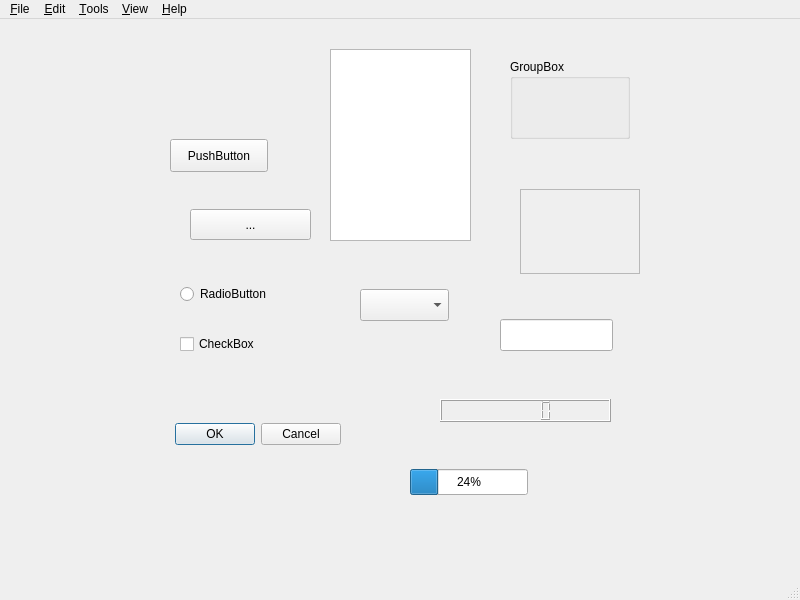
The window that src/mainwindow.ui (hex55/Dot_matrix_font) describes before a commit, drawn with Qt 5.
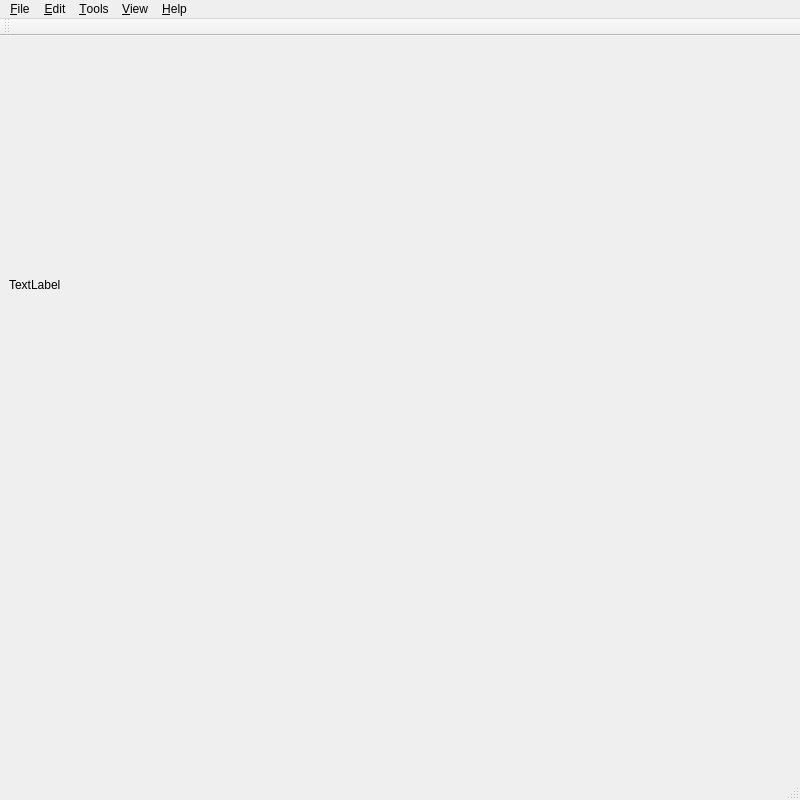
The same window after the commit. Icons and pictures are not drawn.

Patch:
```diff
--- a/src/mainwindow.ui
+++ b/src/mainwindow.ui
@@ -7,167 +7,66 @@
     <x>0</x>
     <y>0</y>
     <width>800</width>
-    <height>600</height>
+    <height>800</height>
    </rect>
   </property>
+  <property name="minimumSize">
+   <size>
+    <width>800</width>
+    <height>800</height>
+   </size>
+  </property>
   <property name="windowTitle">
    <string>MainWindow</string>
   </property>
   <widget class="QWidget" name="centralwidget">
-   <widget class="QPushButton" name="pushButton">
-    <property name="geometry">
-     <rect>
-      <x>170</x>
-      <y>120</y>
-      <width>98</width>
-      <height>33</height>
-     </rect>
-    </property>
-    <property name="text">
-     <string>PushButton</string>
-    </property>
-   </widget>
-   <widget class="QToolButton" name="toolButton">
-    <property name="geometry">
-     <rect>
-      <x>190</x>
-      <y>190</y>
-      <width>121</width>
-      <height>31</height>
-     </rect>
-    </property>
-    <property name="text">
-     <string>...</string>
-    </property>
-   </widget>
-   <widget class="QRadioButton" name="radioButton">
-    <property name="geometry">
-     <rect>
-      <x>180</x>
-      <y>260</y>
-      <width>124</width>
-      <height>30</height>
-     </rect>
-    </property>
-    <property name="text">
-     <string>RadioButton</string>
-    </property>
-   </widget>
-   <widget class="QCheckBox" name="checkBox">
-    <property name="geometry">
-     <rect>
-      <x>180</x>
-      <y>310</y>
-      <width>103</width>
-      <height>30</height>
-     </rect>
-    </property>
-    <property name="text">
-     <string>CheckBox</string>
-    </property>
-   </widget>
-   <widget class="QDialogButtonBox" name="buttonBox">
-    <property name="geometry">
-     <rect>
-      <x>170</x>
-      <y>400</y>
-      <width>171</width>
-      <height>31</height>
-     </rect>
-    </property>
-    <property name="standardButtons">
-     <set>QDialogButtonBox::Cancel|QDialogButtonBox::Ok</set>
-    </property>
-   </widget>
-   <widget class="QListView" name="listView">
-    <property name="geometry">
-     <rect>
-      <x>330</x>
-      <y>30</y>
-      <width>141</width>
-      <height>192</height>
-     </rect>
-    </property>
-   </widget>
-   <widget class="QComboBox" name="comboBox">
-    <property name="geometry">
-     <rect>
-      <x>360</x>
-      <y>270</y>
-      <width>89</width>
-      <height>32</height>
-     </rect>
-    </property>
-   </widget>
-   <widget class="QGroupBox" name="groupBox">
-    <property name="geometry">
-     <rect>
-      <x>510</x>
-      <y>40</y>
-      <width>120</width>
-      <height>80</height>
-     </rect>
-    </property>
-    <property name="title">
-     <string>GroupBox</string>
-    </property>
-   </widget>
-   <widget class="QScrollArea" name="scrollArea">
-    <property name="geometry">
-     <rect>
-      <x>520</x>
-      <y>170</y>
-      <width>120</width>
-      <height>85</height>
-     </rect>
-    </property>
-    <property name="widgetResizable">
-     <bool>true</bool>
-    </property>
-    <widget class="QWidget" name="scrollAreaWidgetContents">
-     <property name="geometry">
-      <rect>
-       <x>0</x>
-       <y>0</y>
-       <width>118</width>
-       <height>83</height>
-      </rect>
-     </property>
-    </widget>
-   </widget>
-   <widget class="QLineEdit" name="lineEdit">
-    <property name="geometry">
-     <rect>
-      <x>500</x>
-      <y>300</y>
-      <width>113</width>
-      <height>32</height>
-     </rect>
-    </property>
-   </widget>
-   <widget class="QLCDNumber" name="lcdNumber">
-    <property name="geometry">
-     <rect>
-      <x>440</x>
-      <y>380</y>
-      <width>171</width>
-      <height>23</height>
-     </rect>
-    </property>
-   </widget>
-   <widget class="QProgressBar" name="progressBar">
-    <property name="geometry">
-     <rect>
-      <x>410</x>
-      <y>450</y>
-      <width>118</width>
-      <height>26</height>
-     </rect>
-    </property>
-    <property name="value">
-     <number>24</number>
-    </property>
-   </widget>
+   <layout class="QGridLayout" name="gridLayout">
+    <item row="0" column="0">
+     <widget class="QLabel" name="labelFont">
+      <property name="minimumSize">
+       <size>
+        <width>480</width>
+        <height>480</height>
+       </size>
+      </property>
+      <property name="maximumSize">
+       <size>
+        <width>480</width>
+        <height>480</height>
+       </size>
+      </property>
+      <property name="text">
+       <string>TextLabel</string>
+      </property>
+     </widget>
+    </item>
+    <item row="0" column="1">
+     <spacer name="horizontalSpacer">
+      <property name="orientation">
+       <enum>Qt::Horizontal</enum>
+      </property>
+      <property name="sizeHint" stdset="0">
+       <size>
+        <width>288</width>
+        <height>20</height>
+       </size>
+      </property>
+     </spacer>
+    </item>
+    <item row="1" column="0" colspan="2">
+     <spacer name="verticalSpacer">
+      <property name="orientation">
+       <enum>Qt::Vertical</enum>
+      </property>
+      <property name="sizeHint" stdset="0">
+       <size>
+        <width>775</width>
+        <height>217</height>
+       </size>
+      </property>
+     </spacer>
+    </item>
+   </layout>
   </widget>
   <widget class="QMenuBar" name="menubar">
    <property name="geometry">
@@ -217,6 +116,17 @@
    <addaction name="menu_Help"/>
   </widget>
   <widget class="QStatusBar" name="statusbar"/>
+  <widget class="QToolBar" name="toolBar">
+   <property name="windowTitle">
+    <string>toolBar</string>
+   </property>
+   <attribute name="toolBarArea">
+    <enum>TopToolBarArea</enum>
+   </attribute>
+   <attribute name="toolBarBreak">
+    <bool>false</bool>
+   </attribute>
+  </widget>
   <action name="actionClear">
    <property name="icon">
     <iconset resource="resources.qrc">
```
